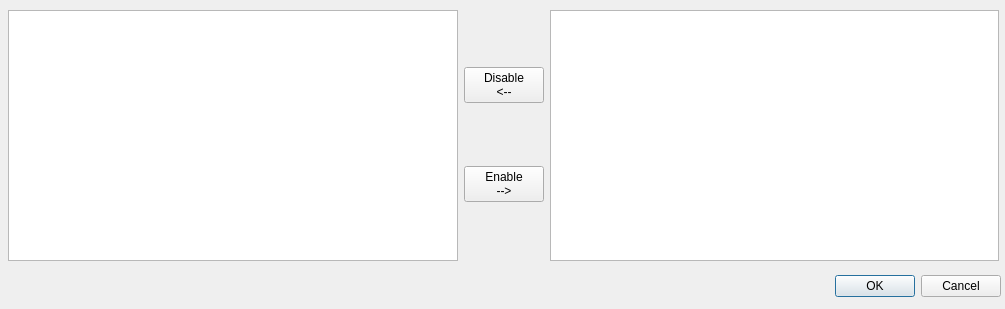
Qt form gui/tricks_dialog.ui (ssrando/ssrando) before a commit.
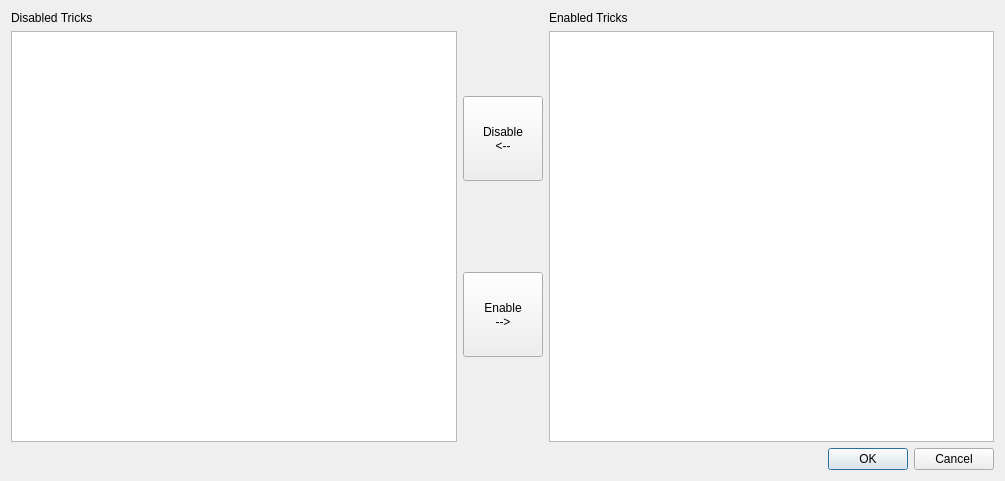
The same form after that commit.

Patch:
```diff
--- a/gui/tricks_dialog.ui
+++ b/gui/tricks_dialog.ui
@@ -7,66 +7,114 @@
     <x>0</x>
     <y>0</y>
     <width>1005</width>
-    <height>309</height>
+    <height>481</height>
    </rect>
   </property>
   <property name="windowTitle">
    <string>Enable Tricks</string>
   </property>
-  <widget class="QDialogButtonBox" name="bbox_tricks">
-   <property name="geometry">
-    <rect>
-     <x>660</x>
-     <y>270</y>
-     <width>341</width>
-     <height>32</height>
-    </rect>
-   </property>
-   <property name="orientation">
-    <enum>Qt::Horizontal</enum>
-   </property>
-   <property name="standardButtons">
-    <set>QDialogButtonBox::Cancel|QDialogButtonBox::Ok</set>
-   </property>
-  </widget>
-  <widget class="QWidget" name="layoutWidget">
-   <property name="geometry">
-    <rect>
-     <x>8</x>
-     <y>10</y>
-     <width>991</width>
-     <height>251</height>
-    </rect>
-   </property>
+  <layout class="QVBoxLayout" name="verticalLayout">
+   <item>
    <layout class="QVBoxLayout" name="vlay_tricks">
     <item>
      <layout class="QHBoxLayout" name="hlay_tricks_body">
       <item>
+        <layout class="QVBoxLayout" name="vlay_disabled_tricks">
+         <item>
+          <widget class="QLabel" name="label_for_disabled_tricks">
+           <property name="text">
+            <string>Disabled Tricks</string>
+           </property>
+          </widget>
+         </item>
+         <item>
        <widget class="QListView" name="disabled_tricks">
         <property name="toolTip">
          <string>test</string>
         </property>
        </widget>
       </item>
+        </layout>
+       </item>
       <item>
        <layout class="QVBoxLayout" name="vlay_tricks_controls">
+         <item>
+          <spacer name="vspace_tricks_controls_upper">
+           <property name="orientation">
+            <enum>Qt::Vertical</enum>
+           </property>
+           <property name="sizeHint" stdset="0">
+            <size>
+             <width>20</width>
+             <height>40</height>
+            </size>
+           </property>
+          </spacer>
+         </item>
         <item>
          <widget class="QPushButton" name="disable_trick">
+           <property name="sizePolicy">
+            <sizepolicy hsizetype="Minimum" vsizetype="Expanding">
+             <horstretch>0</horstretch>
+             <verstretch>0</verstretch>
+            </sizepolicy>
+           </property>
           <property name="text">
            <string>Disable
 &lt;--</string>
           </property>
          </widget>
         </item>
+         <item>
+          <spacer name="vspace_tricks_controls_middle">
+           <property name="orientation">
+            <enum>Qt::Vertical</enum>
+           </property>
+           <property name="sizeHint" stdset="0">
+            <size>
+             <width>20</width>
+             <height>40</height>
+            </size>
+           </property>
+          </spacer>
+         </item>
         <item>
          <widget class="QPushButton" name="enable_trick">
+           <property name="sizePolicy">
+            <sizepolicy hsizetype="Minimum" vsizetype="Expanding">
+             <horstretch>0</horstretch>
+             <verstretch>0</verstretch>
+            </sizepolicy>
+           </property>
           <property name="text">
            <string>Enable
 --&gt;</string>
           </property>
          </widget>
         </item>
-       </layout>
+         <item>
+          <spacer name="vspace_tricks_controls_lower">
+           <property name="orientation">
+            <enum>Qt::Vertical</enum>
+           </property>
+           <property name="sizeHint" stdset="0">
+            <size>
+             <width>20</width>
+             <height>40</height>
+            </size>
+           </property>
+          </spacer>
+         </item>
+        </layout>
+       </item>
+       <item>
+        <layout class="QVBoxLayout" name="vlay_enabled_tricks">
+         <item>
+          <widget class="QLabel" name="label_for_enabled_tricks">
+           <property name="text">
+            <string>Enabled Tricks</string>
+           </property>
+          </widget>
       </item>
       <item>
        <widget class="QListView" name="enabled_tricks"/>
@@ -74,7 +122,20 @@
      </layout>
     </item>
    </layout>
-  </widget>
+     </item>
+    </layout>
+   </item>
+   <item>
+    <widget class="QDialogButtonBox" name="bbox_tricks">
+     <property name="orientation">
+      <enum>Qt::Horizontal</enum>
+     </property>
+     <property name="standardButtons">
+      <set>QDialogButtonBox::Cancel|QDialogButtonBox::Ok</set>
+     </property>
+    </widget>
+   </item>
+  </layout>
  </widget>
  <resources/>
  <connections>
```
Lines whose indentation alone changed are shown as unchanged.
